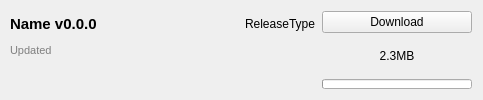
The window that src/ui/modrinth/modrinthfileitemwidget.ui (kaniol-lck/modmanager) describes before a commit, drawn with Qt 5.
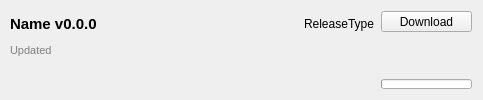
The same window after the commit. Icons and pictures are not drawn.

Commit message: make file download button smaller

What changed in the file:
```diff
--- a/src/ui/modrinth/modrinthfileitemwidget.ui
+++ b/src/ui/modrinth/modrinthfileitemwidget.ui
@@ -138,25 +138,13 @@
    <item row="0" column="1">
     <layout class="QVBoxLayout" name="verticalLayout">
      <item>
-      <widget class="QPushButton" name="downloadButton">
+      <widget class="QToolButton" name="downloadButton">
        <property name="sizePolicy">
-        <sizepolicy hsizetype="Fixed" vsizetype="Fixed">
+        <sizepolicy hsizetype="Preferred" vsizetype="Fixed">
          <horstretch>0</horstretch>
          <verstretch>0</verstretch>
         </sizepolicy>
        </property>
-       <property name="minimumSize">
-        <size>
-         <width>150</width>
-         <height>0</height>
-        </size>
-       </property>
-       <property name="maximumSize">
-        <size>
-         <width>150</width>
-         <height>16777215</height>
-        </size>
-       </property>
        <property name="text">
         <string>Download</string>
        </property>
@@ -174,8 +162,10 @@
          <verstretch>0</verstretch>
         </sizepolicy>
        </property>
-       <property name="text">
-        <string notr="true">2.3MB</string>
+       <property name="font">
+        <font>
+         <pointsize>9</pointsize>
+        </font>
        </property>
        <property name="alignment">
         <set>Qt::AlignCenter</set>
@@ -185,20 +175,14 @@
      <item>
       <widget class="QProgressBar" name="downloadProgress">
        <property name="sizePolicy">
-        <sizepolicy hsizetype="Fixed" vsizetype="Minimum">
+        <sizepolicy hsizetype="Fixed" vsizetype="Fixed">
          <horstretch>0</horstretch>
          <verstretch>0</verstretch>
         </sizepolicy>
        </property>
-       <property name="minimumSize">
-        <size>
-         <width>150</width>
-         <height>0</height>
-        </size>
-       </property>
        <property name="maximumSize">
         <size>
-         <width>150</width>
+         <width>16777215</width>
          <height>10</height>
         </size>
        </property>
```
The commit also changes 5 other files.
